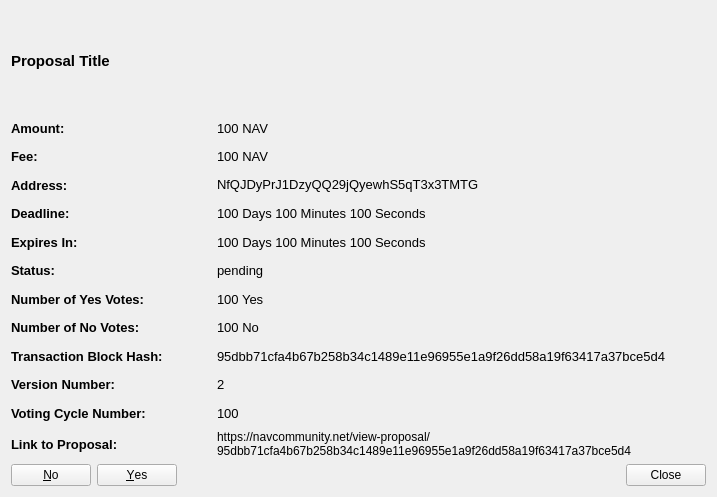
First picture: the form in src/qt/forms/communityfunddisplaydetailed.ui, repository navcoin/navcoin-core, before the edit.
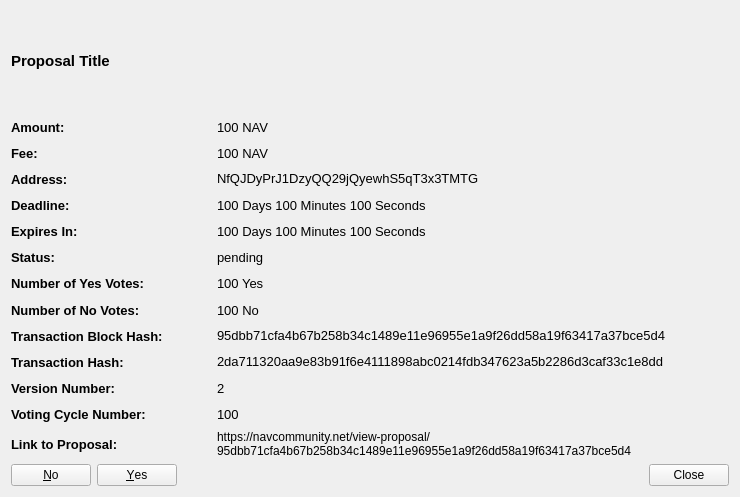
Second picture: the form after the edit.

Commit message: added hash of proposal to communityfundviewdetailed.ui, also implemented more of the labels in this ui file

The edit to the form file:
```diff
--- a/src/qt/forms/communityfunddisplaydetailed.ui
+++ b/src/qt/forms/communityfunddisplaydetailed.ui
@@ -6,7 +6,7 @@
    <rect>
     <x>0</x>
     <y>0</y>
-    <width>717</width>
+    <width>740</width>
     <height>497</height>
    </rect>
   </property>
@@ -419,6 +419,57 @@
          <property name="text">
           <string>95dbb71cfa4b67b258b34c1489e11e96955e1a9f26dd58a19f63417a37bce5d4</string>
          </property>
+         <property name="textInteractionFlags">
+          <set>Qt::LinksAccessibleByMouse|Qt::TextSelectableByKeyboard|Qt::TextSelectableByMouse</set>
+         </property>
+        </widget>
+       </item>
+      </layout>
+     </item>
+     <item>
+      <layout class="QHBoxLayout" name="horizontalLayoutTransactionHash">
+       <item>
+        <widget class="QLabel" name="labelTransactionHashTitle">
+         <property name="sizePolicy">
+          <sizepolicy hsizetype="Fixed" vsizetype="Preferred">
+           <horstretch>0</horstretch>
+           <verstretch>0</verstretch>
+          </sizepolicy>
+         </property>
+         <property name="minimumSize">
+          <size>
+           <width>200</width>
+           <height>0</height>
+          </size>
+         </property>
+         <property name="font">
+          <font>
+           <pointsize>10</pointsize>
+           <weight>75</weight>
+           <bold>true</bold>
+          </font>
+         </property>
+         <property name="text">
+          <string>Transaction Hash:</string>
+         </property>
+         <property name="textInteractionFlags">
+          <set>Qt::NoTextInteraction</set>
+         </property>
+        </widget>
+       </item>
+       <item>
+        <widget class="QLabel" name="labelTransactionHash">
+         <property name="font">
+          <font>
+           <pointsize>10</pointsize>
+          </font>
+         </property>
+         <property name="text">
+          <string>2da711320aa9e83b91f6e4111898abc0214fdb347623a5b2286d3caf33c1e8dd</string>
+         </property>
+         <property name="textInteractionFlags">
+          <set>Qt::LinksAccessibleByMouse|Qt::TextSelectableByKeyboard|Qt::TextSelectableByMouse</set>
+         </property>
         </widget>
        </item>
       </layout>
```
Left out of the diff: 40 changed lines with no effect on the pictures. The commit also changes 3 other files.
